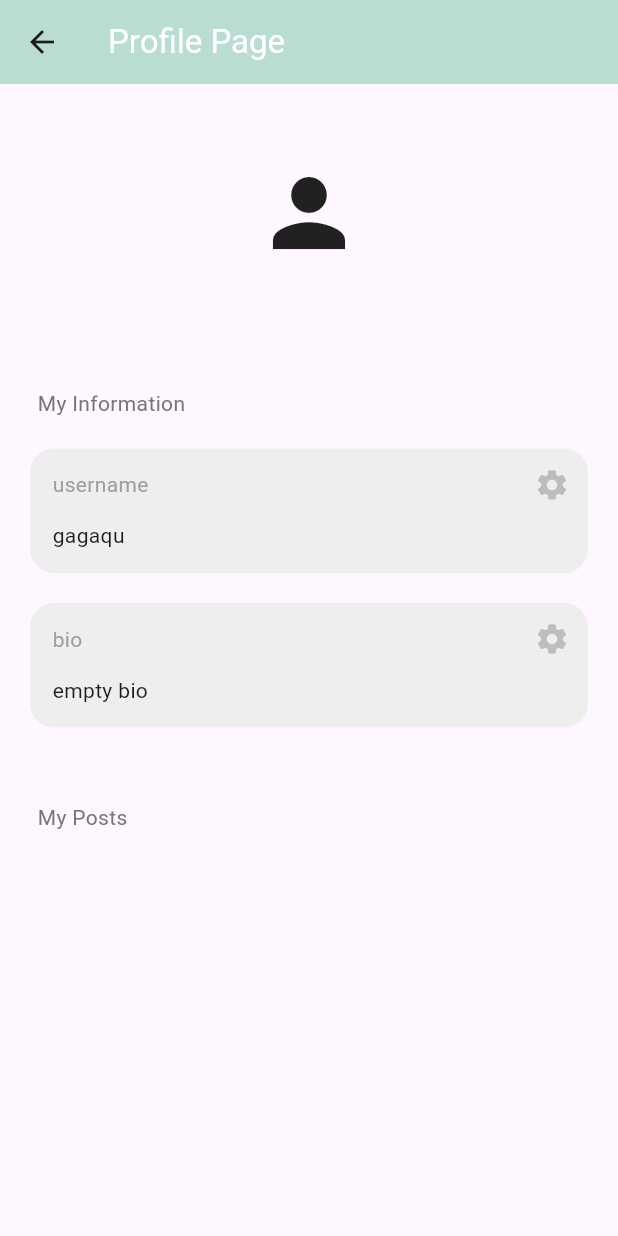
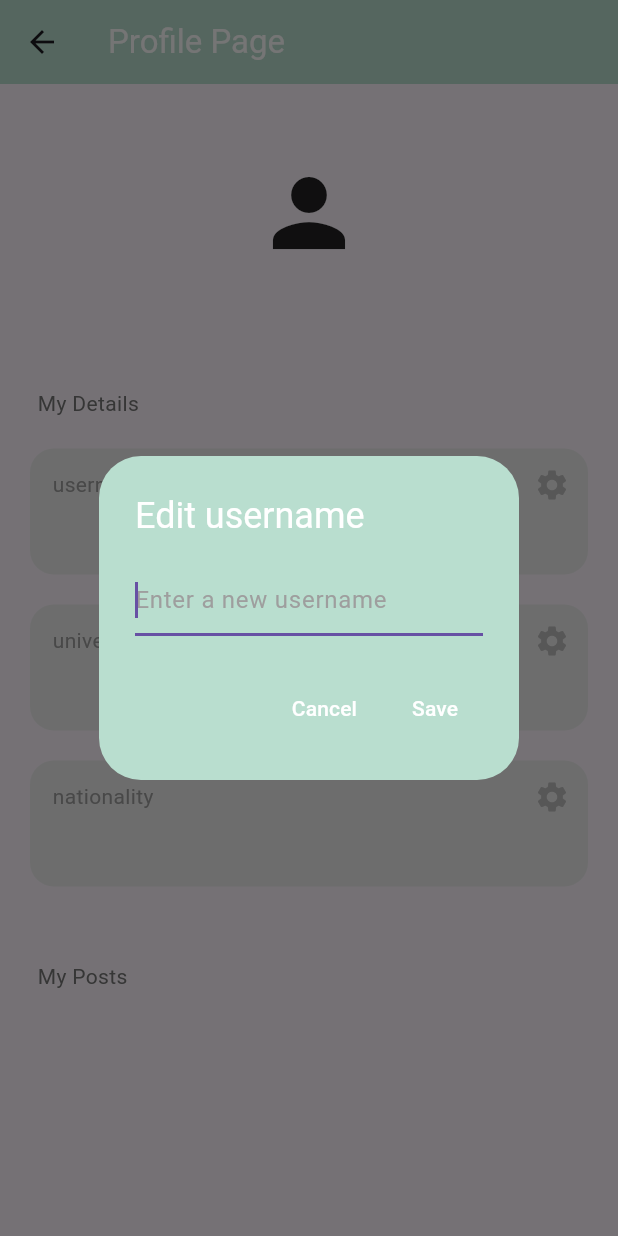
Before and after one commit to realYungi/Flutter_SNS_Mobile_App, a Flutter app: the ProfilePage screen opened directly, after a tap on the "settings" icon, on a phone screen of 412 x 824 dp. Run offline on Flutter 3.47's test engine with Material 3 defaults, Android fonts, the phone set to English and light mode, and no system bars; our stand-ins replace cloud_firestore, firebase_auth, firebase_core; accounts and stored records are empty.

Commit message:
Created a profile page where users can edit their information

```diff
--- a/lib/pages/profile_page.dart
+++ b/lib/pages/profile_page.dart
@@ -1,3 +1,4 @@
+import 'package:cloud_firestore/cloud_firestore.dart';
 import 'package:firebase_auth/firebase_auth.dart';
 import 'package:flutter/material.dart';
 import 'package:uridachi/components/text_box.dart';
@@ -12,7 +13,59 @@ class ProfilePage extends StatefulWidget {
 class _ProfilePageState extends State<ProfilePage> {
   final currentUser = FirebaseAuth.instance.currentUser!;
 
-  Future<void> editField(String field) async {}
+  final usersCollection = FirebaseFirestore.instance.collection("Users");
+
+  Future<void> editField(String field) async {
+    String newValue = "";
+
+    await showDialog(
+      context: context,
+      builder: (context) => AlertDialog(
+        backgroundColor: Color.fromARGB(255, 185, 222, 207),
+        title: Text(
+          "Edit $field",
+          style: const TextStyle(color: Colors.white),
+
+        ),
+        content: TextField(
+          autofocus: true,
+          style: TextStyle(color: Colors.white),
+          decoration: InputDecoration(
+            hintText: "Enter a new $field",
+            hintStyle: TextStyle(color: Colors.grey),
+          ),
+          onChanged: (value) {
+            newValue = value;
+          },
+        ),
+        actions: [
+          //cancel
+          TextButton(
+            onPressed: () => Navigator.pop(context),
+            child: Text('Cancel', style: TextStyle(color: Colors.white),
+            )
+          ),
+
+          TextButton(
+            onPressed: () => Navigator.of(context).pop(newValue),
+            child: Text('Save', style: TextStyle(color: Colors.white),
+            )
+          ),
+
+
+          //save
+        ],
+
+      ),
+
+    );
+
+
+    if (newValue.trim().length > 0) {
+      await usersCollection.doc(currentUser.email).update({field: newValue});
+    }
+
+  }
 
   @override
   Widget build(BuildContext context) {
@@ -24,7 +77,12 @@ class _ProfilePageState extends State<ProfilePage> {
         ),
         backgroundColor: Color.fromARGB(255, 185, 222, 207),
       ),
-      body: ListView(
+      body: StreamBuilder<DocumentSnapshot>(
+        stream: FirebaseFirestore.instance.collection("Users").doc(currentUser.email).snapshots(),
+        builder: (context, snapshot) {
+          if (snapshot.hasData) {
+            final userData = snapshot.data!.data() as Map<String, dynamic>;
+            return ListView(
         children: [
           const SizedBox(
             height: 50,
@@ -47,24 +105,32 @@ class _ProfilePageState extends State<ProfilePage> {
           Padding(
             padding: const EdgeInsets.only(left: 25),
             child: Text(
-              'My Information',
+              'My Details',
               style: TextStyle(color: Colors.grey[600]),
             ),
           ),
           TextBox(
-              text: 'gagaqu',
+              text: userData['username'],
               sectionName: 'username',
               onPressed: () => editField('username')
           ),
 
 
           TextBox(
-              text: 'empty bio',
-              sectionName: 'bio',
-              onPressed: () => editField('bio')
+              text: userData['university'],
+              sectionName: 'university',
+              onPressed: () => editField('university')
           ),
 
-const SizedBox(
+
+          TextBox(
+              text: userData['nationality'],
+              sectionName: 'nationality',
+              onPressed: () => editField('nationality')
+          ),
+
+
+          const SizedBox(
             height: 50,
           ),
 
@@ -79,6 +145,16 @@ const SizedBox(
 
 
         ],
+      );
+
+          } else if (snapshot.hasError) {
+            return Center(
+              child: Text("Error${snapshot.error}"),
+            );
+        }
+
+        return const Center(child: CircularProgressIndicator(),);
+        }
       ),
     );
   }
--- a/lib/pages/register_page.dart
+++ b/lib/pages/register_page.dart
@@ -1,3 +1,4 @@
+import 'package:cloud_firestore/cloud_firestore.dart';
 import 'package:firebase_auth/firebase_auth.dart';
 import 'package:flutter/material.dart';
 import 'package:uridachi/components/my_button.dart';
@@ -14,7 +15,6 @@ class RegisterPage extends StatefulWidget {
 }
 
 class _RegisterPageState extends State<RegisterPage> {
-  final universityController = TextEditingController();
   final emailController = TextEditingController();
   final passwordController = TextEditingController();
   final confirmPasswordController = TextEditingController();
@@ -46,16 +46,38 @@ class _RegisterPageState extends State<RegisterPage> {
           );
         });
 
+    if (passwordController.text != confirmPasswordController.text) {
+      Navigator.pop(context);
+      showErrorMesssage("Passwords don't match");
+      return;
+    }
+
+
+    //creating user
     try {
-      if (passwordController.text == confirmPasswordController.text) {
+        UserCredential userCredential =
         await FirebaseAuth.instance.createUserWithEmailAndPassword(
           email: emailController.text,
           password: passwordController.text,
         );
-      } else {
-        showErrorMesssage("Passwords don't match!!");
-      }
-      Navigator.pop(context);
+
+    //after creating the user / create new firestore database 'users'
+
+    FirebaseFirestore.instance
+        .collection("Users")
+        .doc(userCredential.user!.email)
+        .set({
+      'university' : selectedValue,
+      'username' : usernameController.text,
+      'bio' : 'Empty Bio..',
+      'nationality' : nationalityController.text,
+
+    });
+
+
+
+
+       if (context.mounted) Navigator.pop(context);
     } on FirebaseAuthException catch (e) {
       Navigator.pop(context);
 
```
Also changed, not shown: lib/static/colors.dart (added).
